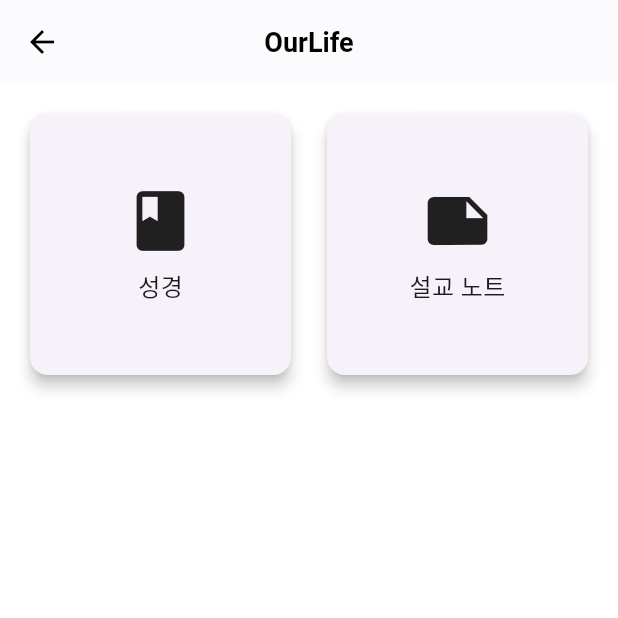
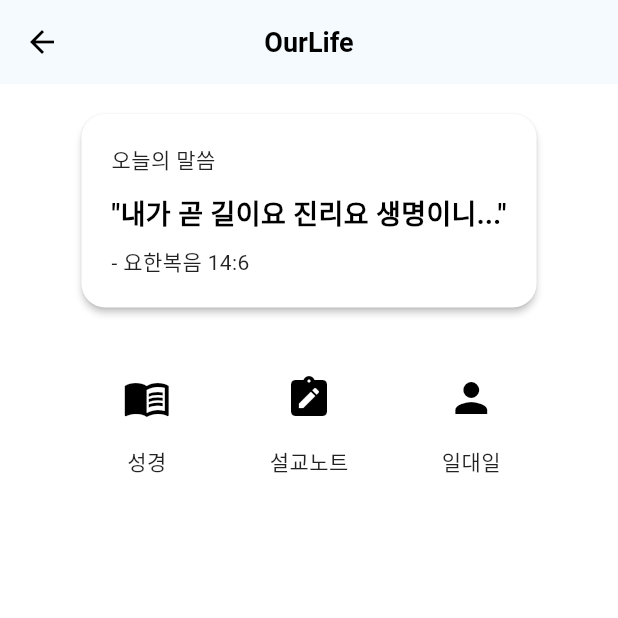
Before and after one commit to chilloutplz/ourlife, a Flutter app: the HomeScreen screen opened by its route, on a phone screen of 412 x 824 dp, the top half of it. Run offline on Flutter 3.47's test engine with Material 3 defaults, Android fonts, the phone set to English and light mode, and no system bars; our stand-ins replace shared_preferences; accounts and stored records are empty.

Commit message:
login & home screen 수정

```diff
--- a/lib/accounts/screens/register_screen.dart
+++ b/lib/accounts/screens/register_screen.dart
@@ -1,6 +1,8 @@
 import 'package:flutter/material.dart';
 import 'package:http/http.dart' as http;
 import 'dart:convert';
+
+import 'package:ourlife/constants/constants.dart';
 
 class RegisterScreen extends StatefulWidget {
   const RegisterScreen({super.key});
@@ -54,9 +56,7 @@ class _RegisterScreenState extends State<RegisterScreen> {
       _error = '';
     });
 
-    final url = Uri.parse(
-      'https://port-0-unclebob-api-m9hwt2ohea8935ae.sel4.cloudtype.app/accounts/register/',
-    );
+    final url = Uri.parse(ApiConstants.register);
     final response = await http.post(
       url,
       headers: {'Content-Type': 'application/json'},
--- /dev/null
+++ b/lib/constants/constants.dart
@@ -0,0 +1,6 @@
+class ApiConstants {
+  static const String baseUrl = 'https://port-0-unclebob-api-m9hwt2ohea8935ae.sel4.cloudtype.app/';
+  static const String register = '${baseUrl}accounts/register/';
+  static const String login = '${baseUrl}accounts/token/';
+  static const String bibleVerseOfTheDay = '${baseUrl}bible/today/';
+}
--- a/lib/home/screens/home_screen.dart
+++ b/lib/home/screens/home_screen.dart
@@ -1,34 +1,45 @@
 import 'package:flutter/material.dart';
-
+// import 'package:ourlife/theme/theme.dart';
 class HomeScreen extends StatelessWidget {
   const HomeScreen({super.key});
 
   @override
   Widget build(BuildContext context) {
     return Scaffold(
+      // backgroundColor: AppTheme.white,
       appBar: AppBar(
-        title: const Text('OurLife'),
+        // backgroundColor: AppTheme.black,
+        title: const Text(
+          'OurLife',
+          // style: TextStyle(color: AppTheme.white),
+        ),
+        centerTitle: true,
       ),
-      body: Padding(
-        padding: const EdgeInsets.all(16.0),
-        child: GridView.count(
-          crossAxisCount: 2,
-          crossAxisSpacing: 16,
-          mainAxisSpacing: 16,
+      body: SingleChildScrollView(
+        padding: const EdgeInsets.all(16),
+        child: Column(
           children: [
-            _HomeTile(
-              icon: Icons.book,
-              label: '성경',
-              onTap: () {
-                Navigator.pushNamed(context, '/bible');
-              },
-            ),
-            _HomeTile(
-              icon: Icons.note,
-              label: '설교 노트',
-              onTap: () {
-                Navigator.pushNamed(context, '/notes');
-              },
+            _TodayVerseCard(),
+            const SizedBox(height: 32),
+            Row(
+              mainAxisAlignment: MainAxisAlignment.spaceEvenly,
+              children: [
+                _HomeIconButton(
+                  icon: Icons.menu_book,
+                  label: '성경',
+                  onTap: () => Navigator.pushNamed(context, '/bible'),
+                ),
+                _HomeIconButton(
+                  icon: Icons.note_alt,
+                  label: '설교노트',
+                  onTap: () => Navigator.pushNamed(context, '/notes'),
+                ),
+                _HomeIconButton(
+                  icon: Icons.person,
+                  label: '일대일',
+                  onTap: () => Navigator.pushNamed(context, '/one2one'),
+                ),
+              ],
             ),
           ],
         ),
@@ -37,12 +48,54 @@ class HomeScreen extends StatelessWidget {
   }
 }
 
-class _HomeTile extends StatelessWidget {
+// 오늘의 말씀 카드
+class _TodayVerseCard extends StatelessWidget {
+  @override
+  Widget build(BuildContext context) {
+    return Card(
+      elevation: 2,
+      shape: RoundedRectangleBorder(
+        borderRadius: BorderRadius.circular(16), // 둥근 테두리
+      ),
+      color: Colors.white, // 카드 배경
+      child: Padding(
+        padding: const EdgeInsets.all(20),
+        child: Column(
+          crossAxisAlignment: CrossAxisAlignment.start,
+          children: const [
+            Text(
+              '오늘의 말씀',
+              style: TextStyle(color: Colors.black87, fontSize: 14),
+            ),
+            SizedBox(height: 12),
+            Text(
+              '"내가 곧 길이요 진리요 생명이니..."',
+              style: TextStyle(
+                color: Colors.black,
+                fontSize: 18,
+                fontWeight: FontWeight.bold,
+                height: 1.4,
+              ),
+            ),
+            SizedBox(height: 8),
+            Text(
+              '- 요한복음 14:6',
+              style: TextStyle(color: Colors.black87, fontSize: 14),
+            ),
+          ],
+        ),
+      ),
+    );
+  }
+}
+
+// 홈 아이콘 버튼
+class _HomeIconButton extends StatelessWidget {
   final IconData icon;
   final String label;
   final VoidCallback onTap;
 
-  const _HomeTile({
+  const _HomeIconButton({
     required this.icon,
     required this.label,
     required this.onTap,
@@ -50,22 +103,26 @@ class _HomeTile extends StatelessWidget {
 
   @override
   Widget build(BuildContext context) {
-    return GestureDetector(
-      onTap: onTap,
-      child: Card(
-        shape: RoundedRectangleBorder(borderRadius: BorderRadius.circular(12)),
-        elevation: 4,
-        child: Center(
-          child: Column(
-            mainAxisSize: MainAxisSize.min,
-            children: [
-              Icon(icon, size: 48),
-              const SizedBox(height: 8),
-              Text(label, style: const TextStyle(fontSize: 16)),
-            ],
+    return Column(
+      children: [
+        Ink(
+          decoration: const ShapeDecoration(
+            shape: CircleBorder(),
+            // color: AppTheme.black,
+          ),
+          child: IconButton(
+            icon: Icon(icon),
+            onPressed: onTap,
+            iconSize: 32,
+            // color: AppTheme.white,
           ),
         ),
-      ),
+        const SizedBox(height: 8),
+        Text(
+          label,
+          style: const TextStyle(fontSize: 14, color: Colors.black87),
+        ),
+      ],
     );
   }
 }
--- a/lib/theme/theme.dart
+++ b/lib/theme/theme.dart
@@ -1,46 +1,60 @@
 import 'package:flutter/material.dart';
 
 class AppTheme {
-  static const Color cream = Color(0xFFF5F3EB);
-  static const Color black = Colors.black;
-  static const Color white = Colors.white;
+  static const Color background = Colors.white;
+  static const Color primaryText = Colors.black;
+  static const Color secondaryText = Colors.black54;
+  static const Color buttonColor = Colors.black;
+  static const Color cardColor = Colors.white;
+  static const Color borderColor = Colors.grey;
 
   static final ThemeData lightTheme = ThemeData(
-    scaffoldBackgroundColor: white,
+    scaffoldBackgroundColor: background,
     appBarTheme: const AppBarTheme(
-      backgroundColor: white,
-      foregroundColor: black,
-      elevation: 0.5,
+      backgroundColor: background,
+      foregroundColor: primaryText,
+      elevation: 1,
       centerTitle: true,
       titleTextStyle: TextStyle(
         fontSize: 18,
         fontWeight: FontWeight.bold,
-        color: black,
+        color: primaryText,
       ),
+      iconTheme: IconThemeData(color: primaryText),
+    ),
+    textTheme: const TextTheme(
+      bodyLarge: TextStyle(color: primaryText),
+      bodyMedium: TextStyle(color: primaryText),
+      titleLarge: TextStyle(color: primaryText, fontWeight: FontWeight.bold),
     ),
     inputDecorationTheme: InputDecorationTheme(
       isDense: true,
-      contentPadding: const EdgeInsets.only(bottom: 4),
-      fillColor: Colors.blue,    labelStyle: TextStyle(color: Colors.black87),
-      border: UnderlineInputBorder(
-        borderSide: BorderSide(color: Colors.grey),
+      labelStyle: const TextStyle(color: primaryText),
+      border: const UnderlineInputBorder(
+        borderSide: BorderSide(color: borderColor),
       ),
-      focusedBorder: UnderlineInputBorder(
-        borderSide: BorderSide(color: Colors.black, width: 2),
+      focusedBorder: const UnderlineInputBorder(
+        borderSide: BorderSide(color: primaryText, width: 2),
       ),
     ),
     textButtonTheme: TextButtonThemeData(
-      style: TextButton.styleFrom(foregroundColor: Colors.blueGrey),
+      style: TextButton.styleFrom(
+        foregroundColor: secondaryText,
+      ),
     ),
     elevatedButtonTheme: ElevatedButtonThemeData(
       style: ElevatedButton.styleFrom(
-        backgroundColor: Colors.blueGrey,
-        foregroundColor: white,
+        backgroundColor: buttonColor,
+        foregroundColor: background,
         padding: const EdgeInsets.symmetric(vertical: 16),
         shape: RoundedRectangleBorder(
           borderRadius: BorderRadius.circular(12),
         ),
       ),
     ),
+    cardColor: cardColor,
+    iconTheme: const IconThemeData(color: primaryText),
+    primaryColor: buttonColor,
+    colorScheme: ColorScheme.fromSwatch().copyWith(secondary: secondaryText),
   );
 }
```
Also changed, not shown: lib/accounts/screens/home_screen.dart (deleted, +0 -164 lines), lib/accounts/screens/login_screen.dart (+29 -7 lines), 1 other file.
